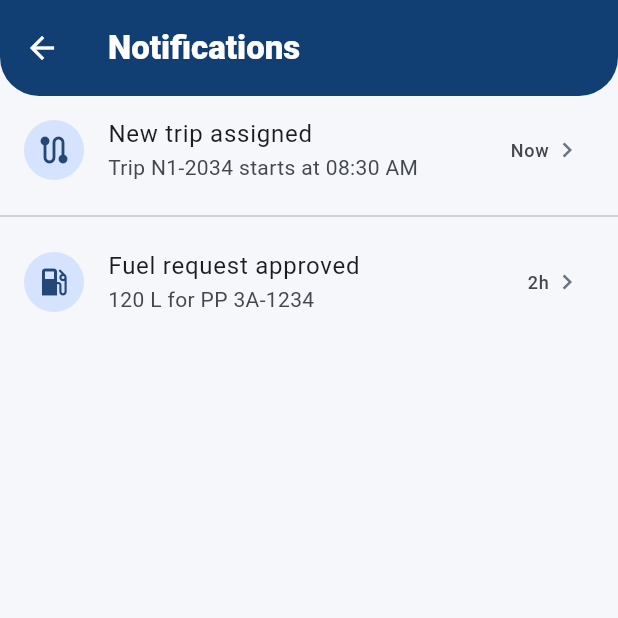
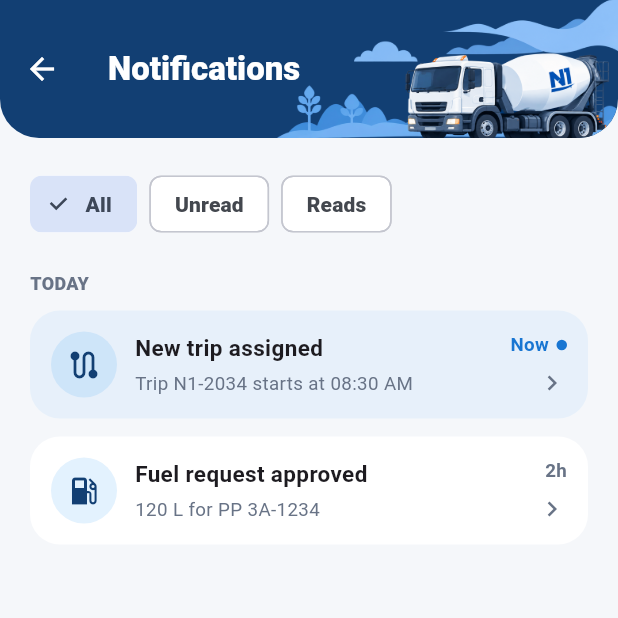
Before and after one commit to rinlyhour9-pixel/n1_transaction, a Flutter app: the NotificationsScreen screen opened directly, on a phone screen of 412 x 824 dp, the top half of it. Run offline on Flutter 3.47's test engine with Material 3 defaults, Android fonts, the phone set to English and light mode, and no system bars.

Commit message:
Redesign notifications page and fix stale role-entry test
Give every role (Driver, Trip Adviser, Fuel Stock Manager, CEO) the
same notifications experience: a curved header with the truck
watermark, All/Unread/Reads filter chips, a "Today" section, and
card-style rows with an unread indicator dot. Trip Adviser/Fuel
Stock Manager/CEO previously showed a bare "no notifications" stub;
they now share NotificationsScreen with the driver flow.

Also compact the trip-completed card to match the assigned-vehicle
card's row layout and sizing, and fix a pre-existing test failure
where the redesigned login screen's "Sign in" button fell outside
the default (800x600) test viewport.

Co-Authored-By: Claude Sonnet 5 <noreply@anthropic.com>

```diff
--- a/lib/features/home/home_screen.dart
+++ b/lib/features/home/home_screen.dart
@@ -280,51 +280,171 @@ class _QuickAction extends StatelessWidget {
       );
 }
 
-class NotificationsScreen extends StatelessWidget {
+enum _NotifFilter { all, unread, read }
+
+class NotificationsScreen extends StatefulWidget {
   const NotificationsScreen({super.key});
+  @override
+  State<NotificationsScreen> createState() => _NotificationsScreenState();
+}
+
+class _NotificationsScreenState extends State<NotificationsScreen> {
+  var filter = _NotifFilter.all;
+
   @override
   Widget build(BuildContext context) {
     final l10n = AppLocalizations.of(context)!;
+    final items = demoNotifications.where((n) => switch (filter) {
+          _NotifFilter.all => true,
+          _NotifFilter.unread => n.unread,
+          _NotifFilter.read => !n.unread,
+        });
     return Scaffold(
-      appBar: curvedAppBar(l10n.notifications),
-      body: ListView.separated(
-        itemCount: demoNotifications.length,
-        separatorBuilder: (context, index) => const Divider(),
-        itemBuilder: (context, index) {
-          final notification = demoNotifications[index];
-          return ListTile(
-            leading: CircleAvatar(child: Icon(notification.icon)),
-            title: Text(notification.title(context)),
-            subtitle: Text(notification.subtitle(context)),
-            trailing: _NotifTrailing(time: notification.time.label(context)),
+      appBar: curvedAppBar(
+        l10n.notifications,
+        toolbarHeight: 92,
+        backgroundImage: Stack(
+          fit: StackFit.expand,
+          children: [
+            Positioned(
+              right: -22,
+              bottom: -8,
+              child: Image.asset(
+                'assets/image/background_header.png',
+                height: 104,
+                fit: BoxFit.contain,
+              ),
+            ),
+          ],
+        ),
+      ),
+      body: ListView(
+        padding: const EdgeInsets.all(AppSpacing.lg),
+        children: [
+          Wrap(spacing: 8, children: [
+            for (final value in _NotifFilter.values)
+              ChoiceChip(
+                label: Text(switch (value) {
+                  _NotifFilter.all => l10n.filterAll,
+                  _NotifFilter.unread => l10n.notifFilterUnread,
+                  _NotifFilter.read => l10n.notifFilterReads,
+                }),
+                selected: filter == value,
+                onSelected: (_) => setState(() => filter = value),
+              ),
+          ]),
+          const SizedBox(height: 20),
+          if (items.isEmpty)
+            Padding(
+              padding: const EdgeInsets.symmetric(vertical: 48),
+              child: EmptyState(
+                  title: l10n.notifNoneTitle, message: l10n.notifNoneMessage),
+            )
+          else ...[
+            Text(
+              l10n.todaySectionLabel,
+              style: const TextStyle(
+                  color: AppColors.muted,
+                  fontWeight: FontWeight.w800,
+                  fontSize: 12),
+            ),
+            const SizedBox(height: 10),
+            for (final notification in items) ...[
+              _NotificationCard(
+                notification: notification,
                 onTap: () => Navigator.push(
                     context,
                     MaterialPageRoute(
                         builder: (_) => switch (notification.type) {
-                          NotificationType.newTrip => const TripDetailScreen(),
+                              NotificationType.newTrip =>
+                                const TripDetailScreen(),
                               NotificationType.fuelApproved =>
                                 const FuelReportsScreen(),
                             })),
-          );
-        },
+              ),
+              const SizedBox(height: 12),
+            ],
+          ],
+        ],
       ),
     );
   }
 }
 
-class _NotifTrailing extends StatelessWidget {
-  const _NotifTrailing({required this.time});
-  final String time;
+class _NotificationCard extends StatelessWidget {
+  const _NotificationCard({required this.notification, this.onTap});
+  final NotificationItem notification;
+  final VoidCallback? onTap;
+
   @override
-  Widget build(BuildContext context) => Row(
+  Widget build(BuildContext context) {
+    final dark = Theme.of(context).brightness == Brightness.dark;
+    final unread = notification.unread;
+    return Material(
+      color: unread
+          ? AppColors.accent.withValues(alpha: dark ? .16 : .08)
+          : (dark ? const Color(0xFF242424) : Colors.white),
+      borderRadius: BorderRadius.circular(20),
+      clipBehavior: Clip.antiAlias,
+      child: InkWell(
+        onTap: onTap,
+        child: Padding(
+          padding: const EdgeInsets.all(14),
+          child: IntrinsicHeight(
+            child: Row(
+              crossAxisAlignment: CrossAxisAlignment.start,
+              children: [
+                CircleAvatar(
+                  radius: 22,
+                  backgroundColor: AppColors.accent.withValues(alpha: .15),
+                  child: Icon(notification.icon, color: AppColors.navy),
+                ),
+                const SizedBox(width: 12),
+                Expanded(
+                  child: Column(
                     mainAxisSize: MainAxisSize.min,
+                    crossAxisAlignment: CrossAxisAlignment.start,
                     children: [
-          Text(time,
+                      Text(notification.title(context),
+                          style: const TextStyle(
+                              fontWeight: FontWeight.w700, fontSize: 15)),
+                      const SizedBox(height: 4),
+                      Text(notification.subtitle(context),
+                          style: const TextStyle(
+                              color: AppColors.muted, fontSize: 12.5)),
+                    ],
+                  ),
+                ),
+                const SizedBox(width: 8),
+                Column(
+                  mainAxisAlignment: MainAxisAlignment.spaceBetween,
+                  crossAxisAlignment: CrossAxisAlignment.end,
+                  children: [
+                    Row(mainAxisSize: MainAxisSize.min, children: [
+                      Text(notification.time.label(context),
                           style: TextStyle(
-                  fontSize: 12,
-                  color: Theme.of(context).colorScheme.onSurfaceVariant)),
-          const SizedBox(width: 2),
-          const Icon(Icons.chevron_right, size: 20, color: AppColors.muted),
+                              fontSize: 12.5,
+                              fontWeight: FontWeight.w700,
+                              color:
+                                  unread ? AppColors.blue : AppColors.muted)),
+                      if (unread) ...[
+                        const SizedBox(width: 5),
+                        Container(
+                            width: 7,
+                            height: 7,
+                            decoration: const BoxDecoration(
+                                color: AppColors.blue, shape: BoxShape.circle)),
                       ],
+                    ]),
+                    const Icon(Icons.chevron_right,
+                        color: AppColors.muted, size: 20),
+                  ],
+                ),
+              ],
+            ),
+          ),
+        ),
+      ),
     );
   }
+}
--- a/lib/features/roles/role_dashboards.dart
+++ b/lib/features/roles/role_dashboards.dart
@@ -5,6 +5,7 @@ import '../../l10n/generated/app_localizations.dart';
 import '../../models/models.dart';
 import '../../shared/widgets/ui_components.dart';
 import '../auth/auth_flow.dart';
+import '../home/home_screen.dart' show NotificationsScreen;
 import '../profile/profile_screen.dart';
 import 'fuel_reports_screen.dart';
 import 'trip_adviser_screens.dart';
@@ -51,10 +52,7 @@ class _RoleShellState extends State<RoleShell> {
     return Scaffold(
       body: IndexedStack(index: index, children: [
         dashboard,
-        Scaffold(
-          appBar: curvedAppBar(l10n.notifications),
-          body: Center(child: Text(l10n.notifNoneTitle)),
-        ),
+        const NotificationsScreen(),
         ProfileScreen(
           name: name,
           accountLabel:
--- a/lib/features/trips/trip_screens.dart
+++ b/lib/features/trips/trip_screens.dart
@@ -689,36 +689,42 @@ class _InlineCompletedCard extends StatelessWidget {
   Widget build(BuildContext context) {
     final l10n = AppLocalizations.of(context)!;
     return Container(
-      padding: const EdgeInsets.all(20),
+      padding: const EdgeInsets.all(14),
       decoration: BoxDecoration(
           color: Colors.white.withValues(alpha: .05),
           borderRadius: BorderRadius.circular(24)),
+      child: Row(children: [
+        const CircleAvatar(
+          backgroundColor: AppColors.success,
+          child: Icon(Icons.check, color: Colors.white),
+        ),
+        const SizedBox(width: 12),
+        Expanded(
           child: Column(
+            crossAxisAlignment: CrossAxisAlignment.start,
             children: [
-          const CircleAvatar(
-            radius: 30,
-            backgroundColor: AppColors.success,
-            child: Icon(Icons.check, color: Colors.white, size: 32),
-          ),
-          const SizedBox(height: 14),
               Text(l10n.tripCompletedTitle,
                   style: const TextStyle(
                       color: Colors.white,
-                  fontSize: 20,
-                  fontWeight: FontWeight.w900)),
-          const SizedBox(height: 6),
+                      fontSize: 14,
+                      fontWeight: FontWeight.w700)),
+              const SizedBox(height: 4),
               const Text('N1-2034 · Cement · 25 Tons',
-              style: TextStyle(color: Colors.white54)),
+                  style: TextStyle(color: Colors.white54, fontSize: 12)),
               if (completedAt != null) ...[
-            const SizedBox(height: 4),
+                const SizedBox(height: 2),
                 Text(
-                l10n.completedAtTime(
-                    TimeOfDay.fromDateTime(completedAt!).format(context)),
+                    l10n.completedAtTime(TimeOfDay.fromDateTime(completedAt!)
+                        .format(context)),
                     style: const TextStyle(
-                    color: tripAccent, fontWeight: FontWeight.w600)),
+                        color: tripAccent,
+                        fontWeight: FontWeight.w600,
+                        fontSize: 12)),
               ],
             ],
           ),
+        ),
+      ]),
     );
   }
 }
--- a/lib/l10n/app_en.arb
+++ b/lib/l10n/app_en.arb
@@ -98,6 +98,9 @@
   "notifFuelApprovedSubtitle": "{liters} for {plate}",
   "@notifFuelApprovedSubtitle": { "placeholders": { "liters": {}, "plate": {} } },
   "notif2h": "2h",
+  "notifFilterUnread": "Unread",
+  "notifFilterReads": "Reads",
+  "notifNoneMessage": "You're all caught up.",
   "completedTripsTitle": "Completed trips",
 
   "assignedVehicle": "ASSIGNED VEHICLE",
--- a/lib/l10n/app_km.arb
+++ b/lib/l10n/app_km.arb
@@ -91,6 +91,9 @@
   "notifFuelApprovedTitle": "សំណើសុំប្រេងឥន្ធនៈត្រូវបានអនុម័ត",
   "notifFuelApprovedSubtitle": "{liters} សម្រាប់ {plate}",
   "notif2h": "២ម៉ោង",
+  "notifFilterUnread": "មិនទាន់អាន",
+  "notifFilterReads": "បានអាន",
+  "notifNoneMessage": "អ្នកបានមើលការជូនដំណឹងទាំងអស់ហើយ។",
   "completedTripsTitle": "ដំណើរដែលបានបញ្ចប់",
 
   "assignedVehicle": "យានយន្តដែលបានចាត់តាំង",
--- a/lib/models/notification/notification_item.dart
+++ b/lib/models/notification/notification_item.dart
@@ -24,6 +24,7 @@ class NotificationItem {
   const NotificationItem({
     required this.type,
     required this.time,
+    this.unread = false,
     this.tripId,
     this.tripTime,
     this.fuelLiters,
@@ -32,6 +33,7 @@ class NotificationItem {
 
   final NotificationType type;
   final NotificationTime time;
+  final bool unread;
   final String? tripId, tripTime, fuelLiters, vehiclePlate;
 
   IconData get icon => switch (type) {
@@ -61,6 +63,7 @@ const demoNotifications = [
   NotificationItem(
     type: NotificationType.newTrip,
     time: NotificationTime.now,
+    unread: true,
     tripId: 'N1-2034',
     tripTime: '08:30 AM',
   ),
```
Also changed, not shown: lib/l10n/generated/app_localizations.dart, lib/l10n/generated/app_localizations_en.dart, lib/l10n/generated/app_localizations_km.dart, 1 other file. Lines whose indentation alone changed are shown as unchanged.
